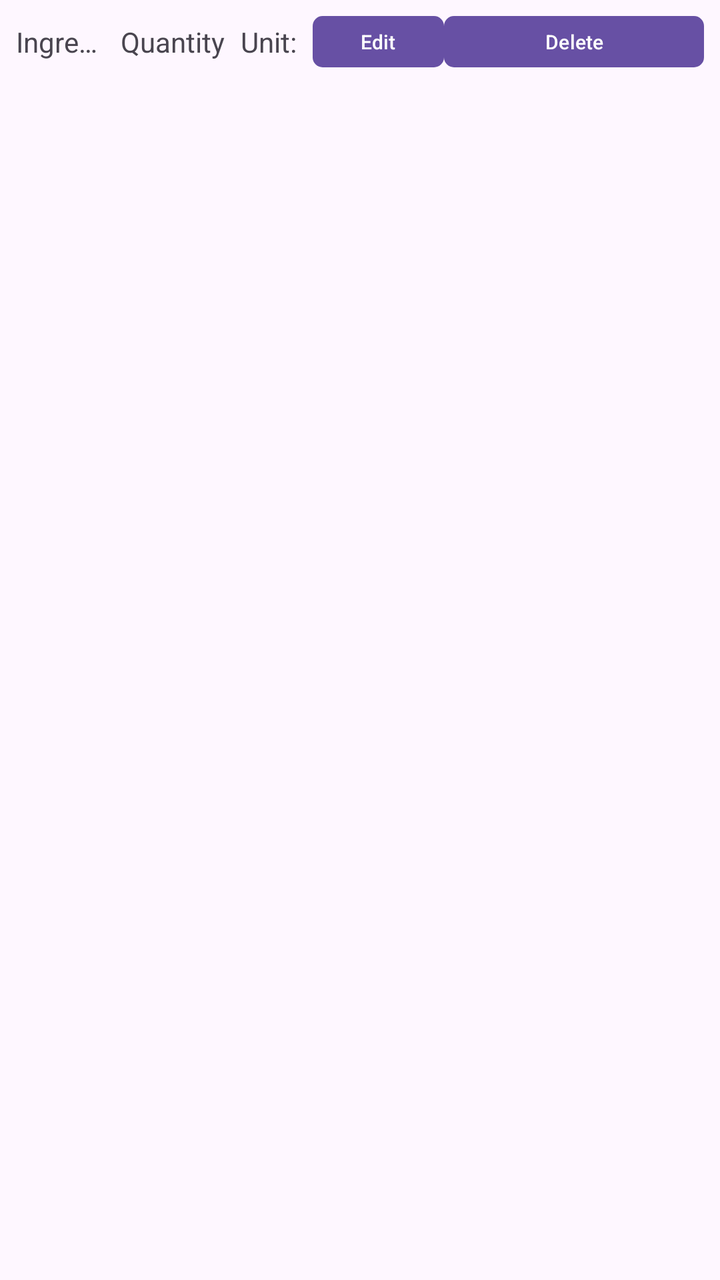
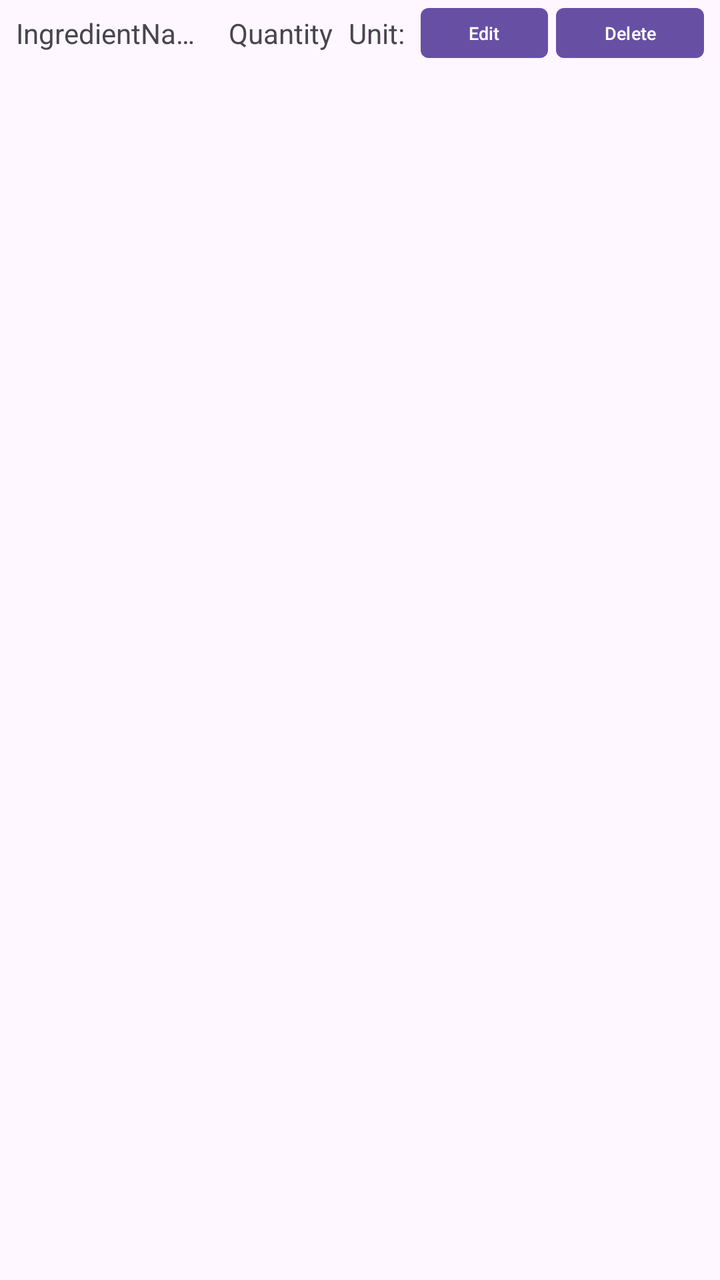

Before-and-after screenshots of an Android layout around one commit, followed by the original layout XML and the change that was made.
<!-- AndroidManifest.xml: application theme Theme.SmartPantry -->
<!-- res/layout/ingredient_item_layout.xml -->
<?xml version="1.0" encoding="utf-8"?>
<androidx.constraintlayout.widget.ConstraintLayout
    xmlns:android="http://schemas.android.com/apk/res/android"
    xmlns:app="http://schemas.android.com/apk/res-auto"
    android:layout_width="match_parent"
    android:layout_height="wrap_content">

    <LinearLayout
        android:id="@+id/linearLayout"
        android:layout_width="0dp"
        android:layout_height="wrap_content"
        android:orientation="horizontal"
        android:gravity="center_vertical"
        android:paddingHorizontal="8dp"
        android:paddingVertical="4dp"
        app:layout_constraintStart_toStartOf="parent"
        app:layout_constraintEnd_toEndOf="parent"
        app:layout_constraintTop_toTopOf="parent">

        <TextView
            android:id="@+id/ingredientName"
            android:layout_width="0dp"
            android:layout_height="wrap_content"
            android:layout_weight="1"
            android:ellipsize="end"
            android:maxLines="1"
            android:paddingEnd="8dp"
            android:text="@string/ingredientname" />

        <TextView
            android:id="@+id/ingredientQuantity"
            android:layout_width="wrap_content"
            android:layout_height="wrap_content"
            android:paddingEnd="8dp"
            android:text="@string/quantity" />

        <TextView
            android:id="@+id/ingredientUnit"
            android:layout_width="wrap_content"
            android:layout_height="wrap_content"
            android:paddingEnd="8dp"
            android:text="@string/unit" />

        <com.google.android.material.button.MaterialButton
            android:id="@+id/edit"
            android:layout_width="wrap_content"
            android:layout_height="wrap_content"
            android:minWidth="0dp"
            android:minHeight="0dp"
            android:paddingStart="10dp"
            android:paddingEnd="10dp"
            android:text="Edit"
            android:textSize="10sp"
            app:cornerRadius="5dp" />

        <com.google.android.material.button.MaterialButton
            android:id="@+id/delete"
            android:layout_width="wrap_content"
            android:layout_height="wrap_content"
            android:layout_weight="1"
            android:minWidth="0dp"
            android:minHeight="0dp"
            android:paddingStart="10dp"
            android:paddingEnd="10dp"
            android:text="Delete"
            android:textSize="10sp"
            app:cornerRadius="5dp" />

    </LinearLayout>

</androidx.constraintlayout.widget.ConstraintLayout>
<!-- resources referenced by this layout -->
<resources>
  <string name="ingredientname">IngredientName</string>
  <string name="quantity">Quantity</string>
  <string name="unit">Unit:</string>
  <style name="Theme.SmartPantry" parent="Base.Theme.SmartPantry" />
  <style name="Base.Theme.SmartPantry" parent="Theme.Material3.DayNight.NoActionBar">
          
          
      </style>
</resources>

<!-- the commit's change to res/layout/ingredient_item_layout.xml (unified diff, before → after) -->
@@ -3,7 +3,10 @@
     xmlns:android="http://schemas.android.com/apk/res/android"
     xmlns:app="http://schemas.android.com/apk/res-auto"
     android:layout_width="match_parent"
-    android:layout_height="wrap_content">
+    android:layout_height="wrap_content"
+    android:focusable="true"
+    android:focusableInTouchMode="true"
+    >
 
     <LinearLayout
         android:id="@+id/linearLayout"
@@ -11,8 +14,10 @@
         android:layout_height="wrap_content"
         android:orientation="horizontal"
         android:gravity="center_vertical"
-        android:paddingHorizontal="8dp"
-        android:paddingVertical="4dp"
+        android:paddingStart="8dp"
+        android:paddingEnd="8dp"
+        android:paddingTop="4dp"
+        android:paddingBottom="4dp"
         app:layout_constraintStart_toStartOf="parent"
         app:layout_constraintEnd_toEndOf="parent"
         app:layout_constraintTop_toTopOf="parent">
@@ -44,27 +49,34 @@
         <com.google.android.material.button.MaterialButton
             android:id="@+id/edit"
             android:layout_width="wrap_content"
-            android:layout_height="wrap_content"
+            android:layout_height="25dp"
             android:minWidth="0dp"
             android:minHeight="0dp"
-            android:paddingStart="10dp"
-            android:paddingEnd="10dp"
-            android:text="Edit"
-            android:textSize="10sp"
-            app:cornerRadius="5dp" />
+            android:insetTop="0dp"
+            android:insetBottom="0dp"
+            android:paddingStart="6dp"
+            android:paddingEnd="6dp"
+            android:text="@string/edit"
+            android:textAllCaps="false"
+            android:textSize="9sp"
+            app:cornerRadius="4dp" />
 
         <com.google.android.material.button.MaterialButton
             android:id="@+id/delete"
             android:layout_width="wrap_content"
-            android:layout_height="wrap_content"
-            android:layout_weight="1"
+            android:layout_height="25dp"
+            android:layout_marginStart="4dp"
             android:minWidth="0dp"
             android:minHeight="0dp"
-            android:paddingStart="10dp"
-            android:paddingEnd="10dp"
-            android:text="Delete"
-            android:textSize="10sp"
-            app:cornerRadius="5dp" />
+            android:insetTop="0dp"
+            android:insetBottom="0dp"
+            android:paddingStart="6dp"
+            android:paddingEnd="6dp"
+            android:text="@string/delete"
+            android:textAllCaps="false"
+            android:textSize="9sp"
+            app:cornerRadius="4dp" />
+
 
     </LinearLayout>
 
<!-- resource entries referenced after the edit -->
@@ -1,5 +1,7 @@
 <!-- resources referenced by this layout -->
 <resources>
+  <string name="delete">Delete</string>
+  <string name="edit">Edit</string>
   <string name="ingredientname">IngredientName</string>
   <string name="quantity">Quantity</string>
   <string name="unit">Unit:</string>
